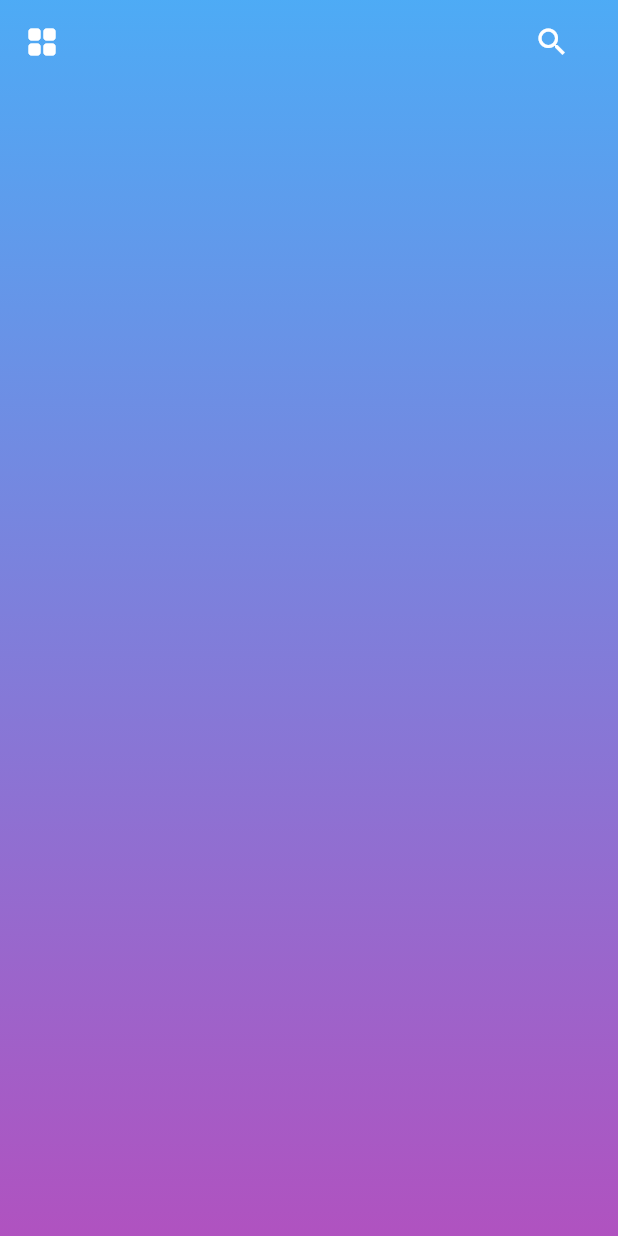
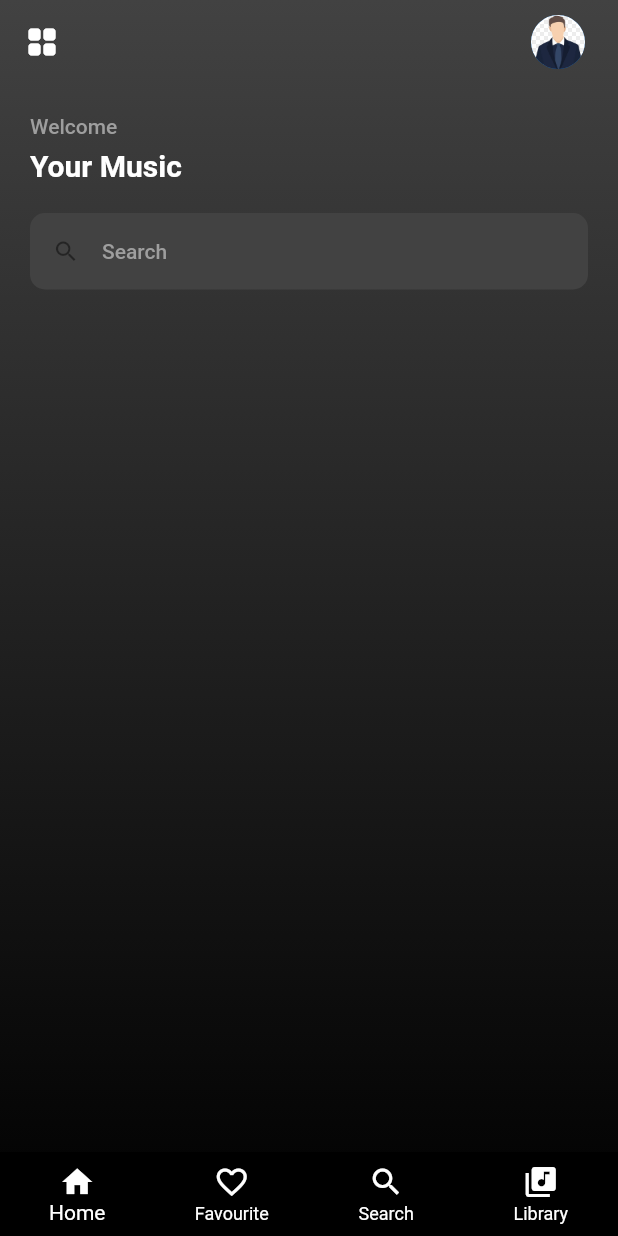
Before and after one commit to ijlal007/music_app, a Flutter app: the screen it shows after launch, on a phone screen of 412 x 824 dp. Run offline on Flutter 3.47's test engine with Material 2 defaults, Android fonts, the light colour scheme and no system bars; our stand-ins replace get.

Commit message:
song list created

```diff
--- a/lib/main.dart
+++ b/lib/main.dart
@@ -13,7 +13,8 @@ class MyApp extends StatelessWidget {
   @override
   Widget build(BuildContext context) {
     return GetMaterialApp(
-      title: 'Flutter Demo',
+      debugShowCheckedModeBanner: false,
+      title: 'Music App',
       theme: ThemeData(
         textTheme: Theme.of(context).textTheme.apply(
               bodyColor: Colors.white,
@@ -22,11 +23,11 @@ class MyApp extends StatelessWidget {
         primarySwatch: Colors.blue,
       ),
       home: const HomeScreen(),
-      getPages: [
-        GetPage(name: '/', page: () => const HomeScreen()),
-        GetPage(name: '/song', page: () => const SongScreen()),
-        GetPage(name: '/playlist', page: () => const PlayListScreen()),
-      ],
+      // getPages: [
+      //   GetPage(name: '/', page: () => const HomeScreen()),
+      //   // GetPage(name: '/song', page: () => const SongScreen()),
+      //   // GetPage(name: '/playlist', page: () => const PlayListScreen()),
+      // ],
     );
   }
 }
--- a/lib/models/song_model.dart
+++ b/lib/models/song_model.dart
@@ -0,0 +1,58 @@
+// import 'dart:io';
+// import 'package:flutter/material.dart';
+// import 'package:path_provider/path_provider.dart';
+
+// class MusicSearch extends StatefulWidget {
+//   @override
+//   _MusicSearchState createState() => _MusicSearchState();
+// }
+
+// class _MusicSearchState extends State<MusicSearch> {
+//   List<FileSystemEntity> _songs = [];
+
+//   void _search() async {
+//     final directory = await getExternalStorageDirectory();
+//     _songs = directory
+//         .listSync(recursive: true, followLinks: false)
+//         .where((entity) => entity.path.endsWith('.mp3'))
+//         .toList();
+//     setState(() {});
+//   }
+
+//   // other code here
+// }
+
+class Song {
+  final String title;
+  final String description;
+  final String url;
+  final String coverUrl;
+
+  Song({
+    required this.title,
+    required this.description,
+    required this.url,
+    required this.coverUrl,
+  });
+  static List<Song> songs = [
+    Song(
+        title: 'kyun',
+        description: 'kyun',
+        url:
+            'assets/music/Kyun - Talha Anjum feat. Annural Khalid _ Prod. UMAIR (Official Audio).mp3',
+        coverUrl:
+            'assets/images/Kyun - Talha Anjum feat. Annural Khalid _ Prod. UMAIR (Official Audio).jpeg'),
+    Song(
+        title: 'Calm Down',
+        description: 'Calm Down',
+        url:
+            'assets/music/Rema, Selena Gomez - Calm Down (Official Music Video).mp3',
+        coverUrl:
+            'assets/images/Rema, Selena Gomez - Calm Down (Official Music Video).jpeg'),
+    Song(
+        title: 'Summer High',
+        description: 'Summer High',
+        url: 'assets/music/SUMMER HIGH - AP DHILLON.mp3',
+        coverUrl: 'assets/images/SUMMER HIGH - AP DHILLON.jpeg')
+  ];
+}
--- a/lib/screens/home_screen.dart
+++ b/lib/screens/home_screen.dart
@@ -1,3 +1,5 @@
+// ignore_for_file: prefer_const_constructors
+
 import 'package:flutter/material.dart';
 
 class HomeScreen extends StatelessWidget {
@@ -11,17 +13,108 @@ class HomeScreen extends StatelessWidget {
           begin: Alignment.topCenter,
           end: Alignment.bottomCenter,
           colors: [
-            Colors.blue.shade500.withOpacity(0.8),
-            Colors.purple.shade500.withOpacity(0.8),
+            Colors.grey.shade800,
+            Colors.black,
           ],
         ),
       ),
       child: Scaffold(
         backgroundColor: Colors.transparent,
-        appBar: _CustomAppBar(),
-        body: Container(),
+        appBar: const _CustomAppBar(),
+        bottomNavigationBar: const _CustomNavBar(),
+        body: SingleChildScrollView(
+          child: Column(
+            // ignore: prefer_const_literals_to_create_immutables
+            children: [
+              const _DiscoverMusic(),
+            ],
+          ),
+        ),
       ),
     );
+  }
+}
+
+class _DiscoverMusic extends StatelessWidget {
+  const _DiscoverMusic({
+    Key? key,
+  }) : super(key: key);
+
+  @override
+  Widget build(BuildContext context) {
+    return Padding(
+      padding: const EdgeInsets.all(20.0),
+      child: Column(
+        crossAxisAlignment: CrossAxisAlignment.start,
+        children: [
+          Text(
+            'Welcome',
+            style: Theme.of(context).textTheme.bodyLarge?.copyWith(
+                  color: Colors.grey,
+                ),
+          ),
+          const SizedBox(height: 7),
+          Text(
+            'Your Music',
+            style: Theme.of(context)
+                .textTheme
+                .headline6
+                ?.copyWith(fontWeight: FontWeight.bold),
+          ),
+          const SizedBox(height: 20),
+          TextFormField(
+            decoration: InputDecoration(
+              hintText: 'Search',
+              hintStyle: Theme.of(context)
+                  .textTheme
+                  .bodyText1
+                  ?.copyWith(color: Colors.grey),
+              prefixIcon: const Icon(Icons.search),
+              filled: true,
+              isDense: true,
+              fillColor: Colors.grey.shade800,
+              border: OutlineInputBorder(
+                borderRadius: BorderRadius.circular(10),
+                borderSide: BorderSide.none,
+              ),
+            ),
+          ),
+        ],
+      ),
+    );
+  }
+}
+
+class _CustomNavBar extends StatelessWidget {
+  const _CustomNavBar({
+    Key? key,
+  }) : super(key: key);
+
+  @override
+  Widget build(BuildContext context) {
+    return BottomNavigationBar(
+        type: BottomNavigationBarType.fixed,
+        backgroundColor: Colors.black,
+        unselectedItemColor: Colors.white,
+        selectedItemColor: Colors.white,
+        items: const [
+          BottomNavigationBarItem(
+            icon: Icon(Icons.home),
+            label: 'Home',
+          ),
+          BottomNavigationBarItem(
+            icon: Icon(Icons.favorite_outline),
+            label: 'Favourite',
+          ),
+          BottomNavigationBarItem(
+            icon: Icon(Icons.search),
+            label: 'Search',
+          ),
+          BottomNavigationBarItem(
+            icon: Icon(Icons.library_music),
+            label: 'Library',
+          ),
+        ]);
   }
 }
 
@@ -41,16 +134,18 @@ class _CustomAppBar extends StatelessWidget with PreferredSizeWidget {
         ),
         actions: [
           Container(
-            margin: const EdgeInsets.only(right: 20),
-            child: IconButton(
-              icon: const Icon(Icons.search),
-              onPressed: () {},
+            padding: const EdgeInsets.only(
+              top: 10,
+              right: 20,
+              bottom: 10,
+            ),
+            child: const CircleAvatar(
+              backgroundImage: AssetImage('assets/images/avatar.jpg'),
             ),
           ),
         ]);
   }
 
   @override
-  // TODO: implement preferredSize
   Size get preferredSize => const Size.fromHeight(56);
 }
--- a/pubspec.yaml
+++ b/pubspec.yaml
@@ -63,7 +63,9 @@ flutter:
   uses-material-design: true
 
   # To add assets to your application, add an assets section, like this:
-  # assets:
+  assets:
+    - assets/images/
+    - assets/music/
   #   - images/a_dot_burr.jpeg
   #   - images/a_dot_ham.jpeg
 
```
Also changed, not shown: assets/images/Kyun - Talha Anjum feat. Annural Khalid _ Prod. UMAIR (Official Audio).jpeg (added), assets/images/Rema, Selena Gomez - Calm Down (Official Music Video).jpeg (added), assets/images/SUMMER HIGH - AP DHILLON.jpeg (added), assets/images/avatar.jpg (added), assets/images/pp.jpg (added), 4 other files.
